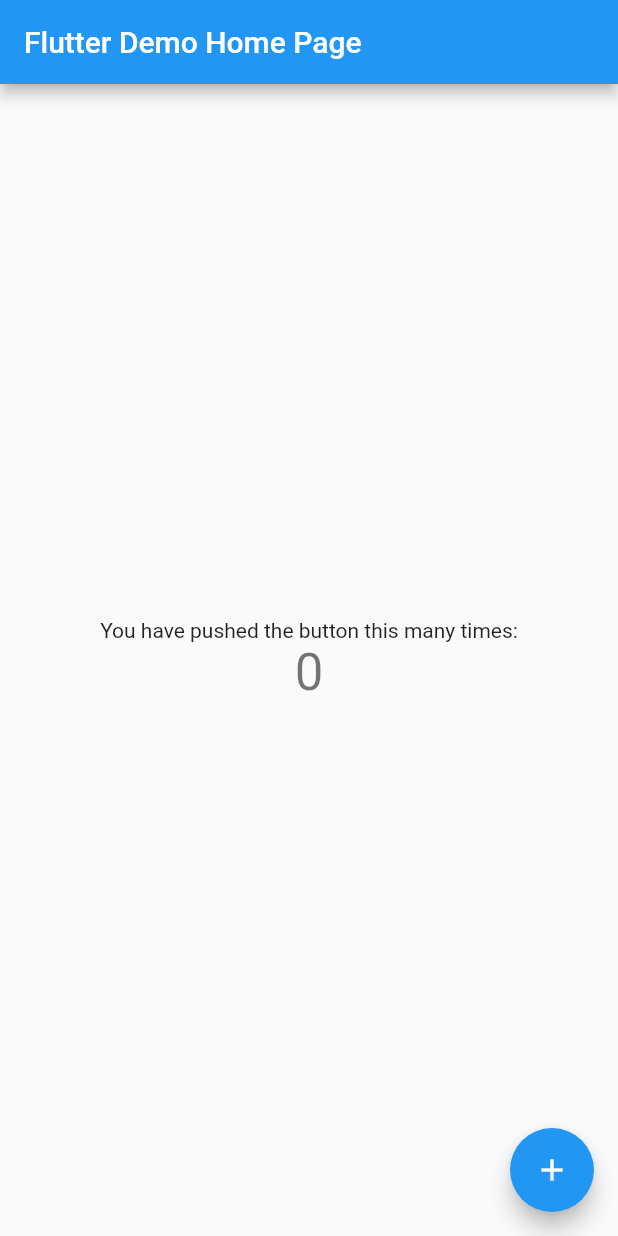
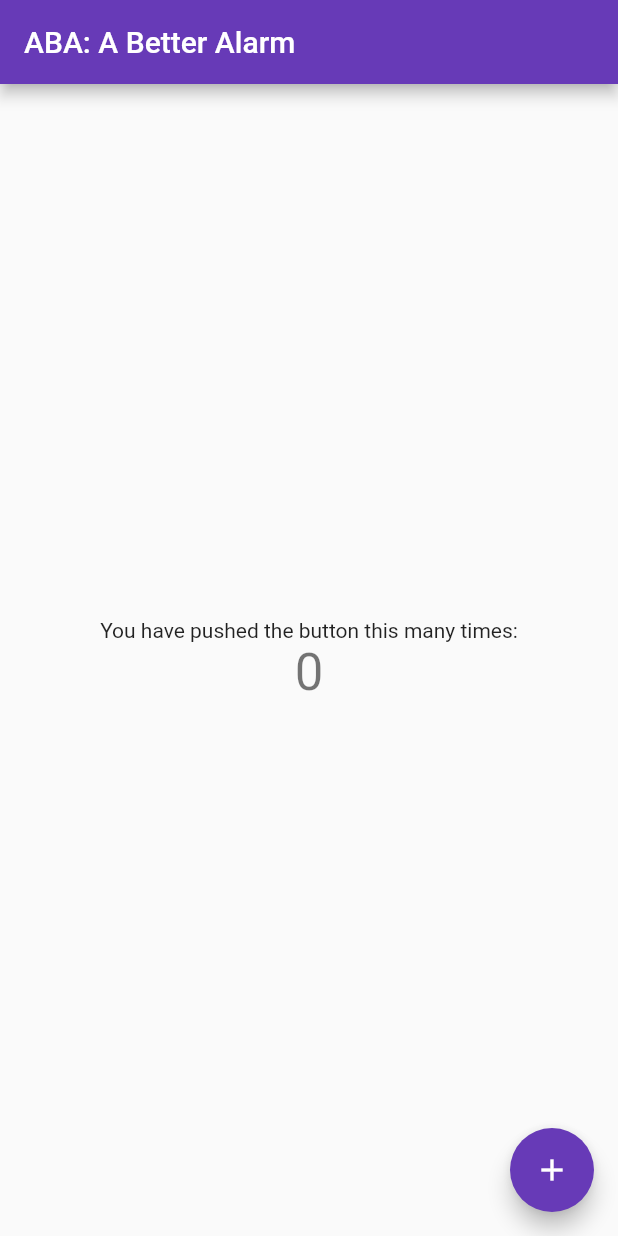
Before and after one commit to aidenfry1/aba_abetteralarm, a Flutter app: the screen it shows after launch, on a phone screen of 412 x 824 dp. Run offline on Flutter 3.47's test engine with Material 2 defaults, Android fonts, the phone set to English and light mode, and no system bars.

Commit message:
Setting app color and title, Configuring localisation library - but not used.

```diff
--- a/lib/main.dart
+++ b/lib/main.dart
@@ -9,39 +9,18 @@ class MyApp extends StatelessWidget {
   @override
   Widget build(BuildContext context) {
     return MaterialApp(
-      title: 'Flutter Demo',
+      title: 'ABA',
       theme: ThemeData(
-        // This is the theme of your application.
-        //
-        // Try running your application with "flutter run". You'll see the
-        // application has a blue toolbar. Then, without quitting the app, try
-        // changing the primarySwatch below to Colors.green and then invoke
-        // "hot reload" (press "r" in the console where you ran "flutter run",
-        // or simply save your changes to "hot reload" in a Flutter IDE).
-        // Notice that the counter didn't reset back to zero; the application
-        // is not restarted.
-        primarySwatch: Colors.blue,
-        // This makes the visual density adapt to the platform that you run
-        // the app on. For desktop platforms, the controls will be smaller and
-        // closer together (more dense) than on mobile platforms.
+        primarySwatch: Colors.deepPurple,
         visualDensity: VisualDensity.adaptivePlatformDensity,
       ),
-      home: MyHomePage(title: 'Flutter Demo Home Page'),
+      home: MyHomePage(title: 'ABA'),
     );
   }
 }
 
 class MyHomePage extends StatefulWidget {
   MyHomePage({Key key, this.title}) : super(key: key);
-
-  // This widget is the home page of your application. It is stateful, meaning
-  // that it has a State object (defined below) that contains fields that affect
-  // how it looks.
-
-  // This class is the configuration for the state. It holds the values (in this
-  // case the title) provided by the parent (in this case the App widget) and
-  // used by the build method of the State. Fields in a Widget subclass are
-  // always marked "final".
 
   final String title;
 
@@ -75,7 +54,7 @@ class _MyHomePageState extends State<MyHomePage> {
       appBar: AppBar(
         // Here we take the value from the MyHomePage object that was created by
         // the App.build method, and use it to set our appbar title.
-        title: Text(widget.title),
+        title: Text('ABA: A Better Alarm'),
       ),
       body: Center(
         // Center is a layout widget. It takes a single child and positions it
--- a/pubspec.yaml
+++ b/pubspec.yaml
@@ -21,6 +21,8 @@ environment:
   sdk: ">=2.7.0 <3.0.0"
 
 dependencies:
+  flutter_localizations:
+    sdk: flutter
   flutter:
     sdk: flutter
 
@@ -30,6 +32,7 @@ dependencies:
   cupertino_icons: ^0.1.3
 
 dev_dependencies:
+  gen_lang: 0.1.3
   flutter_test:
     sdk: flutter
 
--- /dev/null
+++ b/res/string/string_en.json
@@ -0,0 +1,5 @@
+{
+  "appTitleLong":"ABA: A Better Alarm",
+  "appTitleShort":"ABA"
+
+}
```
Also changed, not shown: pubspec.lock.
